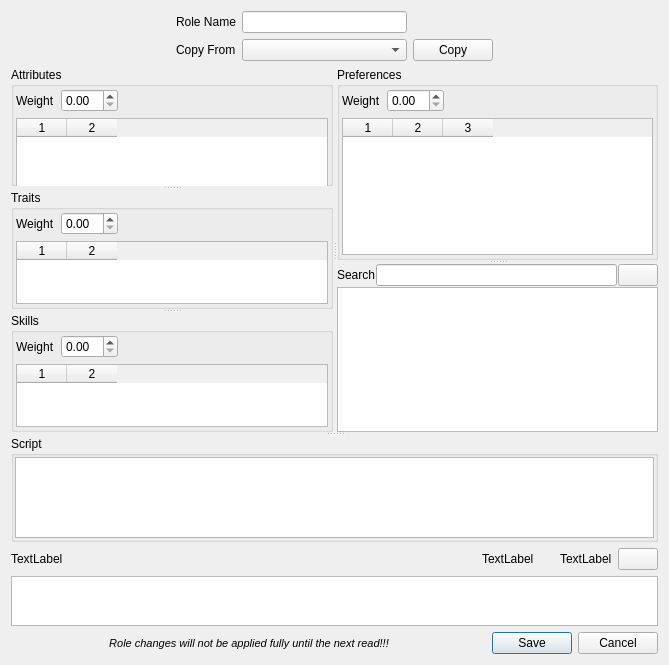
First picture: the form in src/roledialog.ui, repository Dwarf-Therapist/Dwarf-Therapist, before the edit.
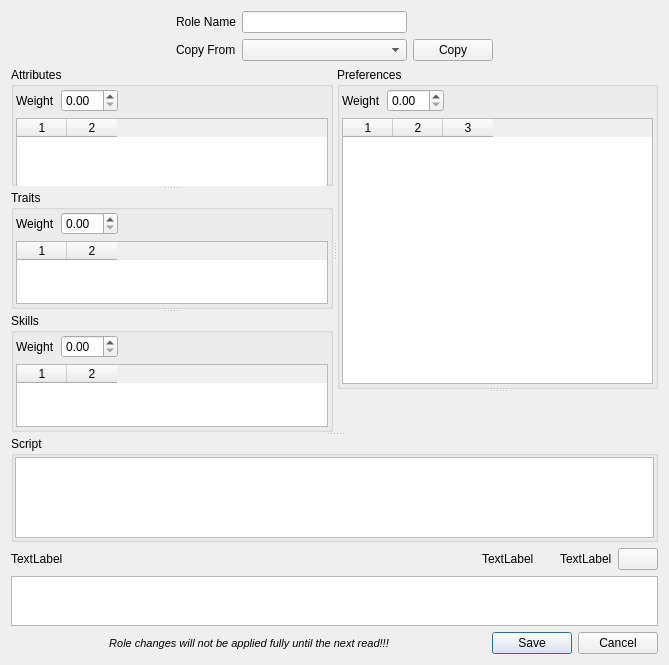
Second picture: the form after the edit. Icons and pictures are not drawn. Custom widgets are drawn as their Qt base class.

Commit message:
Add SearchFilterTreeView widget
Common widget for sortable/searchable tree views used in multiple
dialogs.

What changed in the file:
```diff
--- a/src/roledialog.ui
+++ b/src/roledialog.ui
@@ -773,60 +773,7 @@
          </item>
         </layout>
        </widget>
-       <widget class="QWidget" name="verticalLayoutWidget">
-        <layout class="QVBoxLayout" name="verticalLayout">
-         <property name="spacing">
-          <number>1</number>
-         </property>
-         <item>
-          <layout class="QHBoxLayout" name="horizontalLayout_8">
-           <item>
-            <widget class="QLabel" name="lbl_search">
-             <property name="text">
-              <string>Search</string>
-             </property>
-            </widget>
-           </item>
-           <item>
-            <widget class="QLineEdit" name="le_search"/>
-           </item>
-           <item>
-            <widget class="QPushButton" name="btnCloseSearch">
-             <property name="text">
-              <string/>
-             </property>
-             <property name="icon">
-              <iconset resource="../resources.qrc">
-               <normaloff>:/img/cross.png</normaloff>:/img/cross.png</iconset>
-             </property>
-            </widget>
-           </item>
-          </layout>
-         </item>
-         <item>
-          <widget class="QTreeView" name="treePrefs">
-           <property name="sizePolicy">
-            <sizepolicy hsizetype="Expanding" vsizetype="Expanding">
-             <horstretch>0</horstretch>
-             <verstretch>0</verstretch>
-            </sizepolicy>
-           </property>
-           <property name="editTriggers">
-            <set>QAbstractItemView::NoEditTriggers</set>
-           </property>
-           <property name="showDropIndicator" stdset="0">
-            <bool>false</bool>
-           </property>
-           <attribute name="headerDefaultSectionSize">
-            <number>0</number>
-           </attribute>
-           <attribute name="headerHighlightSections">
-            <bool>true</bool>
-           </attribute>
-          </widget>
-         </item>
-        </layout>
-       </widget>
+       <widget class="SearchFilterTreeView" name="tree_prefs" native="true"/>
       </widget>
      </widget>
      <widget class="QGroupBox" name="grp_script">
@@ -889,6 +836,14 @@
    </item>
   </layout>
  </widget>
+ <customwidgets>
+  <customwidget>
+   <class>SearchFilterTreeView</class>
+   <extends>QWidget</extends>
+   <header>searchfiltertreeview.h</header>
+   <container>1</container>
+  </customwidget>
+ </customwidgets>
  <resources>
   <include location="../resources.qrc"/>
  </resources>
```
The commit also changes 8 other files.
